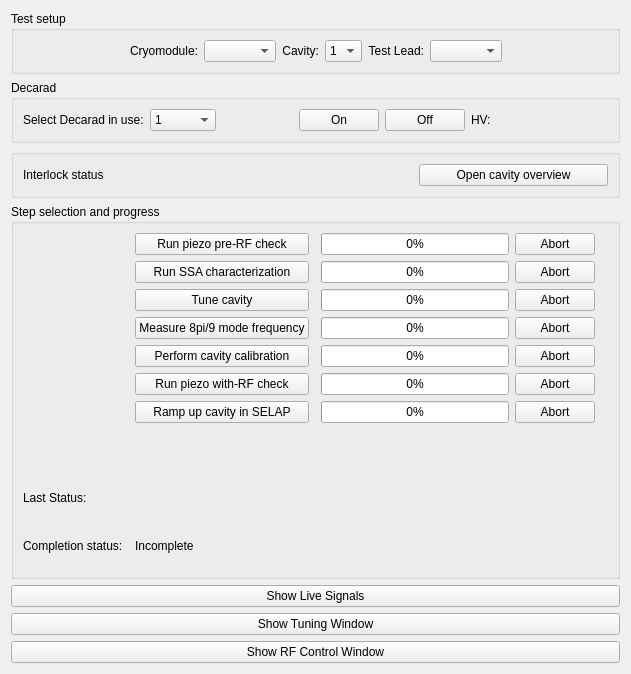
First picture: the form in cavity_commissioning/gui/commissioning.ui, repository slaclab/rf_commissioning, before the edit.
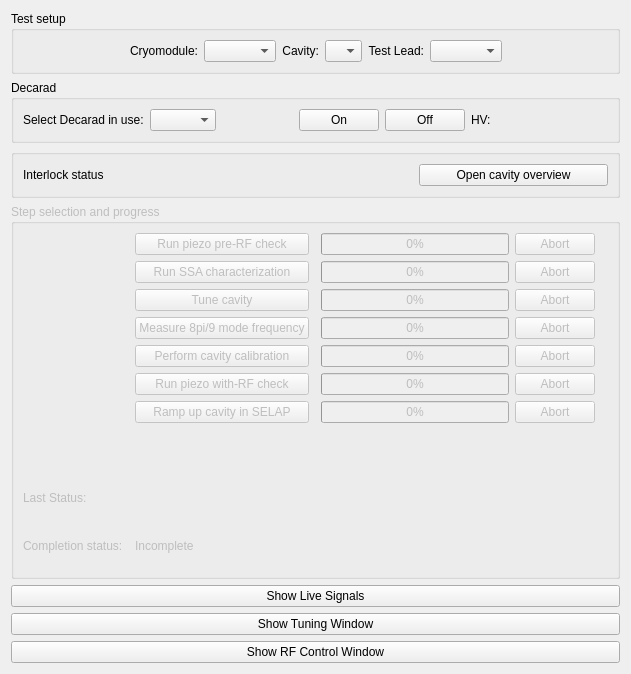
Second picture: the form after the edit. Custom widgets are drawn as their Qt base class.

Commit message: forcing cm and cavity selection

Patch:
```diff
--- a/cavity_commissioning/gui/commissioning.ui
+++ b/cavity_commissioning/gui/commissioning.ui
@@ -61,6 +61,11 @@
       </item>
       <item row="0" column="4">
        <widget class="QComboBox" name="pick_cavity">
+        <item>
+         <property name="text">
+          <string/>
+         </property>
+        </item>
         <item>
          <property name="text">
           <string>1</string>
@@ -150,6 +155,11 @@
       </item>
       <item>
        <widget class="QComboBox" name="pick_decarad">
+        <item>
+         <property name="text">
+          <string/>
+         </property>
+        </item>
         <item>
          <property name="text">
           <string>1</string>
@@ -349,7 +359,10 @@
     </widget>
    </item>
    <item>
-    <widget class="QGroupBox" name="groupBox">
+    <widget class="QGroupBox" name="workflow_groupbox">
+     <property name="enabled">
+      <bool>false</bool>
+     </property>
      <property name="sizePolicy">
       <sizepolicy hsizetype="Preferred" vsizetype="MinimumExpanding">
        <horstretch>0</horstretch>
```
The commit also changes 2 other files.
